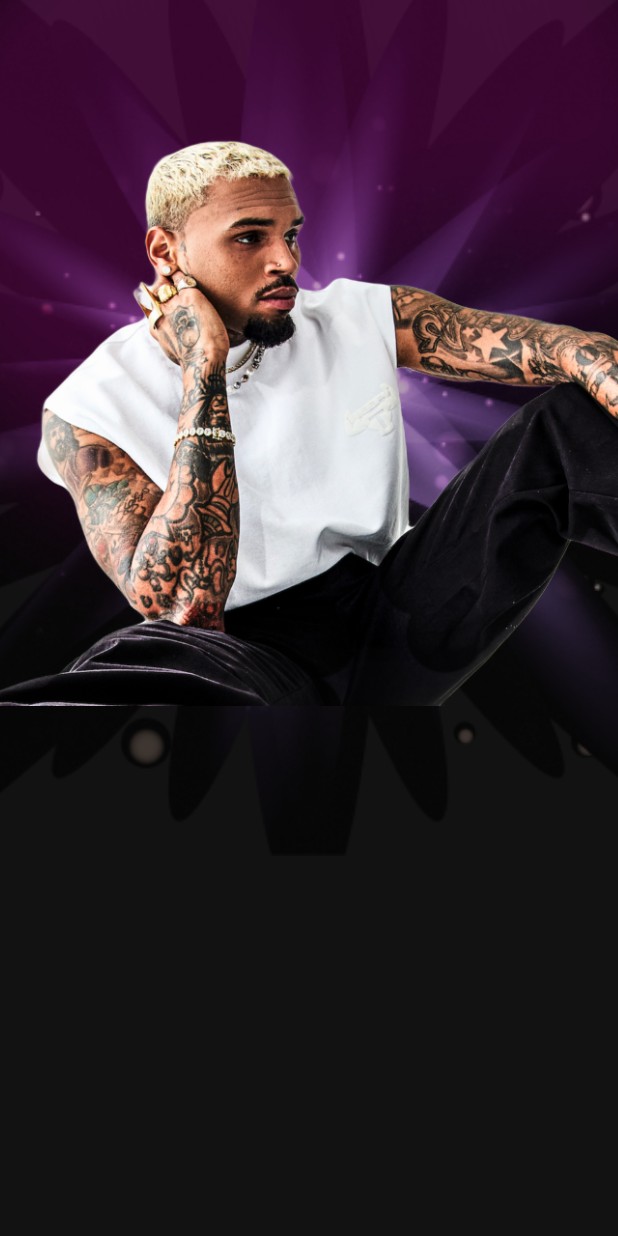
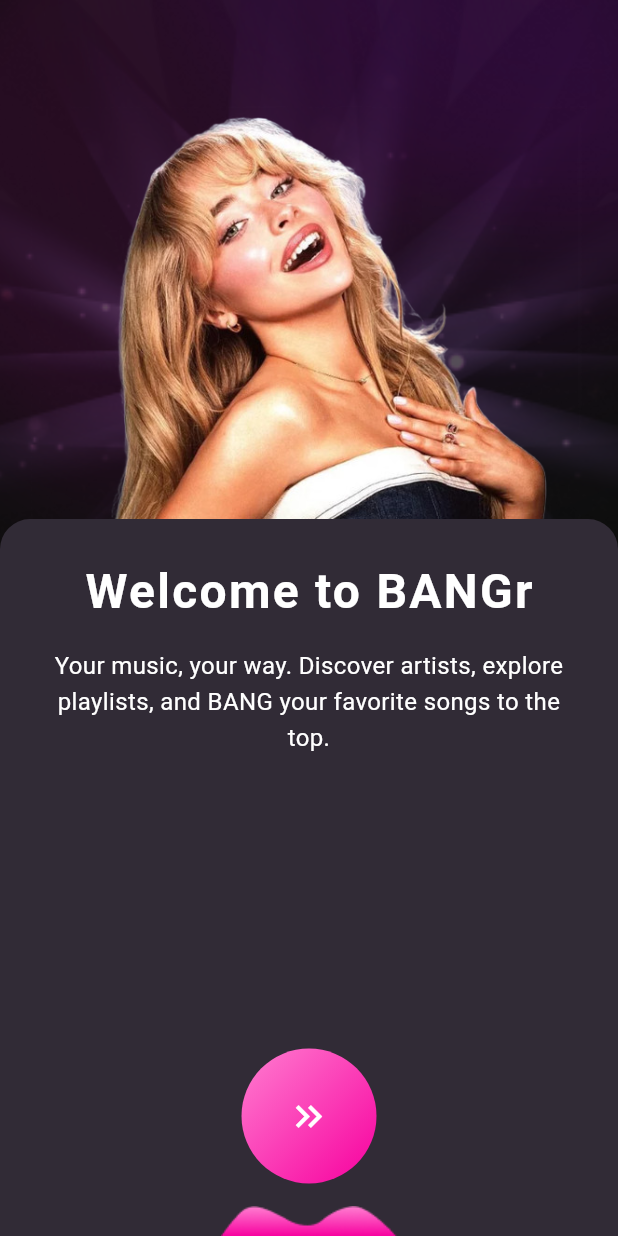
Before and after one commit to sparktech-agency/music-streaming-app, a Flutter app: the screen it shows after launch, on a phone screen of 412 x 824 dp. Run offline on Flutter 3.47's test engine with Material 3 defaults, Android fonts, the phone set to English and light mode, and no system bars; our stand-ins replace get.

Commit message:
onboarding screen created

```diff
--- a/lib/config/app_colors.dart
+++ b/lib/config/app_colors.dart
@@ -6,6 +6,7 @@ class AppColors{
   static const primaryColor = Color(0xFFF7009E);
   static const secondaryColor = Color(0xFFFF7DD0);
   static const baseBackgroundColor = Color(0xFF121212);
+  static const onboardingBackgroundColor = Color(0xFF312B36);
 
   //gradient colors
   static const List<Color> defaultGradientColor = [secondaryColor, primaryColor];
--- a/lib/custom_widgets/onboarding_widget.dart
+++ b/lib/custom_widgets/onboarding_widget.dart
@@ -20,49 +20,130 @@ class OnboardingWidget extends StatelessWidget {
             top: 30,
             left: 0,
             child: Transform.scale(
-                      scale: 1.3,
+              scale: 1.5,
+              child: Opacity(
+                opacity: 0.4,
                 child: Image.asset(
                   'assets/images/onboarding_bg.png',
                   width: MediaQuery.of(context).size.width,
                   fit: BoxFit.cover,
                 ),
-                    )
-
-
+              ),
+            ),
           ),
           Positioned(
             top: 0,
             left: 0,
             child: Image.asset(
-                    'assets/images/splash_topleft.png',
+              'assets/images/onboarding_layer_1.png',
               width: MediaQuery.of(context).size.width,
               fit: BoxFit.cover,
             ),
           ),
           Positioned(
-                  top: 140,
-                  left: 80,
+            top: 0,
+            left: 0,
+            child: Image.asset(
+              'assets/images/onboarding_layer_2.png',
+              width: MediaQuery.of(context).size.width,
+              fit: BoxFit.cover,
+            ),
+          ),
+
+
+          //ei portion ta change hobe right to left diye
+          Positioned(
+            top: 50,
+            left: 0,
             child: Transform.scale(
-                    scale: 1.6,
+              scale: 0.9,
               child: Image.asset(
-                      'assets/images/onboarding_1.png',
+                'assets/images/onboarding_3.png',
                 width: MediaQuery.of(context).size.width,
                 fit: BoxFit.cover,
               ),
             ),
           ),
+          //-----------------//
+          Positioned(
+            bottom: 0,
+            left: 0,
+            right: 0,
+            child: Container(
+              padding: EdgeInsets.only(top: 25),
+              height: MediaQuery.sizeOf(context).height * 0.58,
+              decoration: BoxDecoration(
+                color: AppColors.onboardingBackgroundColor,
+                borderRadius: BorderRadius.only(
+                    topLeft: Radius.circular(20),
+                    topRight: Radius.circular(20)),
+              ),
+              child: Column(
+                crossAxisAlignment: CrossAxisAlignment.center,
+                mainAxisAlignment: MainAxisAlignment.spaceBetween,
+                children: [
+                  //------ekhane page indicator hobe-------------//
 
-              ],
-
-
-
+                  SizedBox(
+                    child: Padding(
+                      padding: const EdgeInsets.symmetric(horizontal: 30),
+                      child: Column(
+                        children: [
+                          Text(
+                            "Welcome to BANGr",
+                            style: TextStyle(
+                              fontSize: 32,
+                              fontWeight: FontWeight.bold,
+                              color: Colors.white,
+                              letterSpacing: 1.5,
+                            ),
+                          ),
+                          SizedBox(height: 15),
+                          Text(
+                            "Your music, your way. Discover artists, explore playlists, and BANG your favorite songs to the top.",
+                            textAlign: TextAlign.center,
+                            style: TextStyle(
+                              fontSize: 16,
+                              color: Colors.white,
+                              fontWeight: FontWeight.w400,
+                              height: 1.5,
+                            ),
                           ),
 
-
-
-
-
-
+                        ]
+                      ),
+                    )
+                  ),
+                  SizedBox(height: 20),
+                  SizedBox(
+                    child: Column(children: [
+                      Container(
+                        padding: const EdgeInsets.all(30),
+                        decoration: BoxDecoration(
+                          gradient: AppColors.defaultGradient,
+                          shape: BoxShape.circle,
+                        ),
+                        child: GestureDetector(
+                          onTap: () {
+                            //ekhane tap korle, image change hobe, indicator change hobe, text change hobe
+                          },
+                          child: const Icon(
+                            Icons.keyboard_double_arrow_right_outlined,
+                            color: Colors.white,
+                            size: 30,
+                          ),
+                        ),
+                      ),
+                      SizedBox(height: 15),
+                      Image.asset('assets/images/onboarding_shape.png'),
+                    ]),
+                  )
+                ],
+              ),
+            ),
+          ),
+        ],
+      ),
     );
   }
 }
--- /dev/null
+++ b/lib/features/onboarding_screen/controller/onboarding_controller.dart
@@ -0,0 +1,50 @@
+import 'package:get/get.dart';
+
+class OnboardingController extends GetxController{
+
+var currentPage = 0.obs;
+var onboardingText = "Welcome to BANGr".obs;
+var onboardingDetails = "Your music, your way. Discover artists, explore playlists, and BANG your favorite songs to the top.".obs;
+var onboardingImage = "assets/images/onboarding_1.png".obs;
+var topPosition = 100.obs;
+var leftPosition = 90.obs;
+var scale = 1.6.obs;
+
+void changePage(int index){
+  currentPage.value = index;
+}
+
+//method: change image
+void changeImage(int index){
+  switch(index){
+    case 0:
+      onboardingImage.value = "assets/images/onboarding_1.png";
+      topPosition.value = 100;
+      leftPosition.value = 90;
+      scale.value = 1.6;
+      break;
+    case 1:
+      onboardingImage.value = "assets/images/onboarding_2.png";
+      topPosition.value = 50;
+      leftPosition.value = 20;
+      scale.value = 1.1;
+      break;
+    case 2:
+      onboardingImage.value = "assets/images/onboarding_3.png";
+      topPosition.value = 50;
+      leftPosition.value = 0;
+      scale.value = 0.9;
+      break;
+
+
+  }
+}
+
+
+//method: change text
+
+
+
+
+
+}
--- a/pubspec.yaml
+++ b/pubspec.yaml
@@ -35,6 +35,7 @@ dependencies:
   # Use with the CupertinoIcons class for iOS style icons.
   cupertino_icons: ^1.0.8
   get: ^4.7.2
+  smooth_page_indicator: ^1.2.1
 
 dev_dependencies:
   flutter_test:
```
Also changed, not shown: assets/images/onboarding_layer_1.png (added), assets/images/onboarding_layer_2.png (added), assets/images/onboarding_shape.png (added), pubspec.lock. Lines whose indentation alone changed are shown as unchanged.
